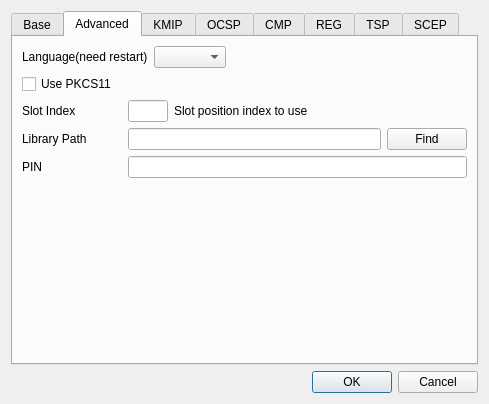
This is CertMan/settings_dlg.ui in jykim74/CertMan as Qt 5 draws it before an edit. The edited form follows.
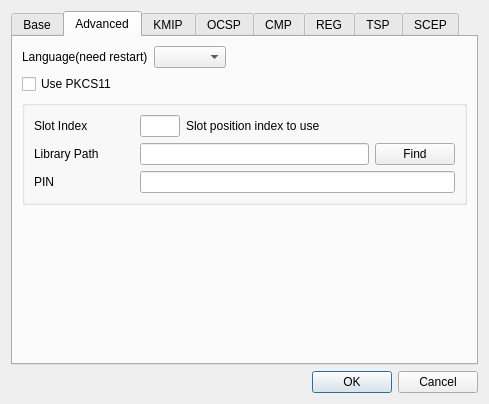
This is the edited form.

Patch:
```diff
--- a/CertMan/settings_dlg.ui
+++ b/CertMan/settings_dlg.ui
@@ -279,7 +279,13 @@
         </widget>
        </item>
        <item>
-        <layout class="QGridLayout" name="gridLayout_28">
+        <widget class="QGroupBox" name="mP11Group">
+         <property name="title">
+          <string/>
+         </property>
+         <layout class="QVBoxLayout" name="verticalLayout_2">
+          <item>
+           <layout class="QGridLayout" name="gridLayout_18">
          <item row="0" column="0">
           <widget class="QLabel" name="label_2">
            <property name="minimumSize">
@@ -325,10 +331,7 @@
         </layout>
        </item>
        <item>
-        <layout class="QGridLayout" name="gridLayout_29">
-         <item row="0" column="1">
-          <widget class="QLineEdit" name="mLibraryP11PathText"/>
-         </item>
+           <layout class="QGridLayout" name="gridLayout_28">
          <item row="0" column="0">
           <widget class="QLabel" name="label_3">
            <property name="minimumSize">
@@ -342,6 +345,9 @@
            </property>
           </widget>
          </item>
+            <item row="0" column="1">
+             <widget class="QLineEdit" name="mLibraryP11PathText"/>
+            </item>
          <item row="0" column="2">
           <widget class="QPushButton" name="mP11FindBtn">
            <property name="text">
@@ -352,10 +358,7 @@
         </layout>
        </item>
        <item>
-        <layout class="QGridLayout" name="gridLayout_30">
-         <property name="topMargin">
-          <number>0</number>
-         </property>
+           <layout class="QGridLayout" name="gridLayout_29">
          <item row="0" column="0">
           <widget class="QLabel" name="label_33">
            <property name="minimumSize">
@@ -383,6 +386,9 @@
           </widget>
          </item>
         </layout>
+          </item>
+         </layout>
+        </widget>
        </item>
        <item>
         <spacer name="verticalSpacer_2">
```
Lines whose indentation alone changed are shown as unchanged.
